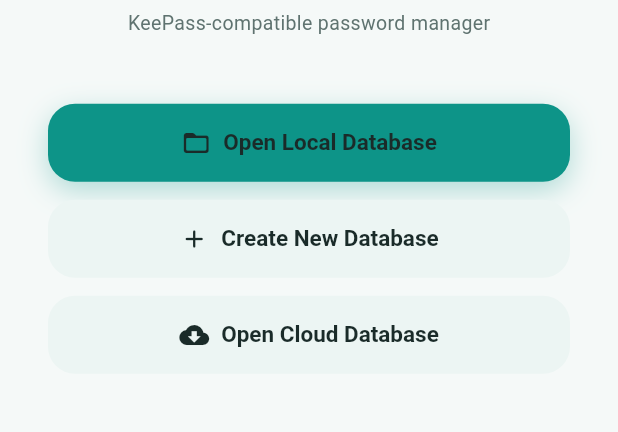
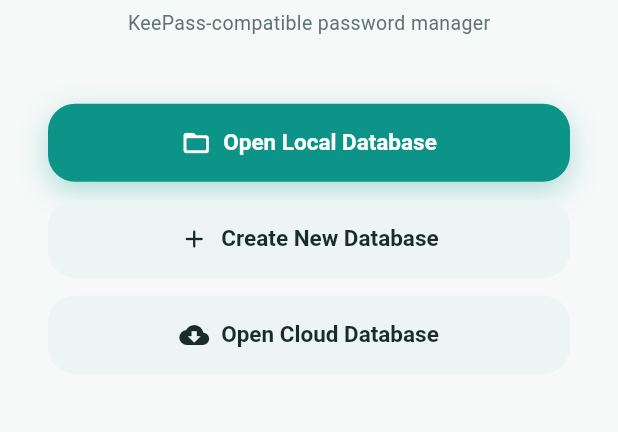
Before and after one commit to lyj404/keevault, a Flutter app: the screen it shows after launch, on a phone screen of 412 x 824 dp, the part 455-887 px from its top. Run offline on Flutter 3.47's test engine with Material 3 defaults, Android fonts, the phone set to English and light mode, and no system bars; our stand-ins replace file_picker, flutter_riverpod, flutter_secure_storage, go_router, logger; missing offline and left inert: kpasslib, webdav_client.

Commit message:
添加 AUR 打包发布流程，修复主题配色问题
- GitHub Actions 新增 publish-aur job，tag 推送时自动发布到 AUR
- 新增 PKGBUILD 和 .SRCINFO（keevault-bin 包）
- 修复亮色主题 onTertiaryContainer 颜色与 tertiary 不匹配的问题
- 修复暗色主题 onPrimary/onSecondary 使用了错误的深紫色和深红色
- 修复 FilledButton 和 FloatingActionButton 在两种主题下文字颜色不清晰

```diff
--- a/lib/core/theme/app_theme.dart
+++ b/lib/core/theme/app_theme.dart
@@ -197,11 +197,11 @@
         secondary: ClayColors.secondary,
         onSecondary: Colors.white,
         secondaryContainer: ClayColors.secondaryLight.withValues(alpha: 0.2),
-        onSecondaryContainer: const Color(0xFF1A5C3A),
+        onSecondaryContainer: const Color(0xFF065F46),
         tertiary: ClayColors.tertiary,
         onTertiary: Colors.white,
         tertiaryContainer: ClayColors.tertiaryLight.withValues(alpha: 0.2),
-        onTertiaryContainer: const Color(0xFF1A5C57),
+        onTertiaryContainer: const Color(0xFF92400E),
         error: ClayColors.error,
         onError: Colors.white,
         errorContainer: ClayColors.errorLight,
@@ -274,10 +274,10 @@
       filledButtonTheme: FilledButtonThemeData(
         style: FilledButton.styleFrom(
           backgroundColor: ClayColors.primary,
-          foregroundColor: ClayColors.onSurfaceLight,
+          foregroundColor: Colors.white,
           shape: RoundedRectangleBorder(borderRadius: BorderRadius.circular(16)),
           padding: const EdgeInsets.symmetric(vertical: 16),
-          textStyle: TextStyle(fontSize: 15, fontWeight: FontWeight.w700, color: ClayColors.onSurfaceLight),
+          textStyle: const TextStyle(fontSize: 15, fontWeight: FontWeight.w700, color: Colors.white),
           elevation: 0,
         ),
       ),
@@ -297,10 +297,10 @@
         contentTextStyle: const TextStyle(fontSize: 14, fontWeight: FontWeight.w500),
         backgroundColor: ClayColors.onSurfaceLight,
       ),
-      floatingActionButtonTheme: FloatingActionButtonThemeData(
+      floatingActionButtonTheme: const FloatingActionButtonThemeData(
         backgroundColor: ClayColors.primary,
         foregroundColor: Colors.white,
-        shape: RoundedRectangleBorder(borderRadius: BorderRadius.circular(20)),
+        shape: RoundedRectangleBorder(borderRadius: BorderRadius.all(Radius.circular(20))),
         elevation: 0,
       ),
       dialogTheme: DialogThemeData(
@@ -312,15 +312,15 @@
           color: ClayColors.onSurfaceLight,
         ),
       ),
-      bottomSheetTheme: BottomSheetThemeData(
-        shape: const RoundedRectangleBorder(
+      bottomSheetTheme: const BottomSheetThemeData(
+        shape: RoundedRectangleBorder(
           borderRadius: BorderRadius.vertical(top: Radius.circular(24)),
         ),
         backgroundColor: Colors.white,
         surfaceTintColor: Colors.transparent,
       ),
-      popupMenuTheme: PopupMenuThemeData(
-        shape: RoundedRectangleBorder(borderRadius: BorderRadius.circular(16)),
+      popupMenuTheme: const PopupMenuThemeData(
+        shape: RoundedRectangleBorder(borderRadius: BorderRadius.all(Radius.circular(16))),
         elevation: 4,
         color: Colors.white,
       ),
@@ -354,15 +354,15 @@
       colorScheme: ColorScheme(
         brightness: Brightness.dark,
         primary: ClayColors.primaryMuted,
-        onPrimary: const Color(0xFF1A1030),
+        onPrimary: Colors.white,
         primaryContainer: ClayColors.primary.withValues(alpha: 0.25),
         onPrimaryContainer: ClayColors.primaryMuted,
         secondary: ClayColors.secondaryMuted,
-        onSecondary: const Color(0xFF2D1515),
+        onSecondary: Colors.white,
         secondaryContainer: ClayColors.secondary.withValues(alpha: 0.25),
         onSecondaryContainer: ClayColors.secondaryMuted,
         tertiary: ClayColors.tertiaryLight,
-        onTertiary: const Color(0xFF0D2D2A),
+        onTertiary: const Color(0xFF1A1030),
         tertiaryContainer: ClayColors.tertiary.withValues(alpha: 0.25),
         onTertiaryContainer: ClayColors.tertiaryLight,
         error: const Color(0xFFEF9A9A),
@@ -437,10 +437,10 @@
       filledButtonTheme: FilledButtonThemeData(
         style: FilledButton.styleFrom(
           backgroundColor: ClayColors.primaryMuted,
-          foregroundColor: ClayColors.onSurfaceDark,
+          foregroundColor: Colors.white,
           shape: RoundedRectangleBorder(borderRadius: BorderRadius.circular(16)),
           padding: const EdgeInsets.symmetric(vertical: 16),
-          textStyle: TextStyle(fontSize: 15, fontWeight: FontWeight.w700, color: ClayColors.onSurfaceDark),
+          textStyle: const TextStyle(fontSize: 15, fontWeight: FontWeight.w700, color: Colors.white),
           elevation: 0,
         ),
       ),
@@ -460,10 +460,10 @@
         contentTextStyle: const TextStyle(fontSize: 14, fontWeight: FontWeight.w500),
         backgroundColor: ClayColors.surfaceContainerDark,
       ),
-      floatingActionButtonTheme: FloatingActionButtonThemeData(
+      floatingActionButtonTheme: const FloatingActionButtonThemeData(
         backgroundColor: ClayColors.primaryMuted,
-        foregroundColor: const Color(0xFF1A1030),
-        shape: RoundedRectangleBorder(borderRadius: BorderRadius.circular(20)),
+        foregroundColor: Colors.white,
+        shape: RoundedRectangleBorder(borderRadius: BorderRadius.all(Radius.circular(20))),
         elevation: 0,
       ),
       dialogTheme: DialogThemeData(
```
Also changed, not shown: 3 other files.
